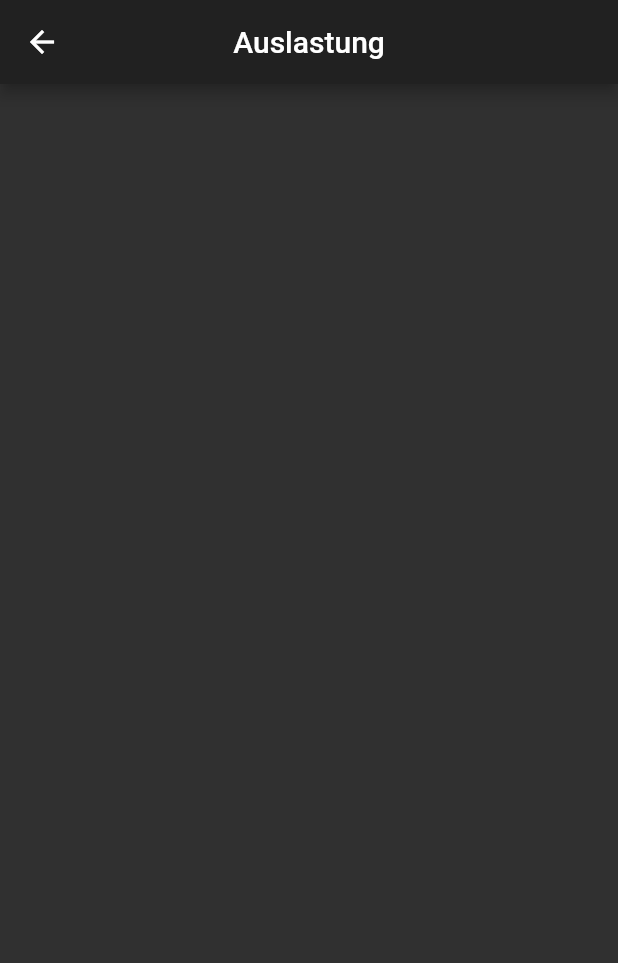
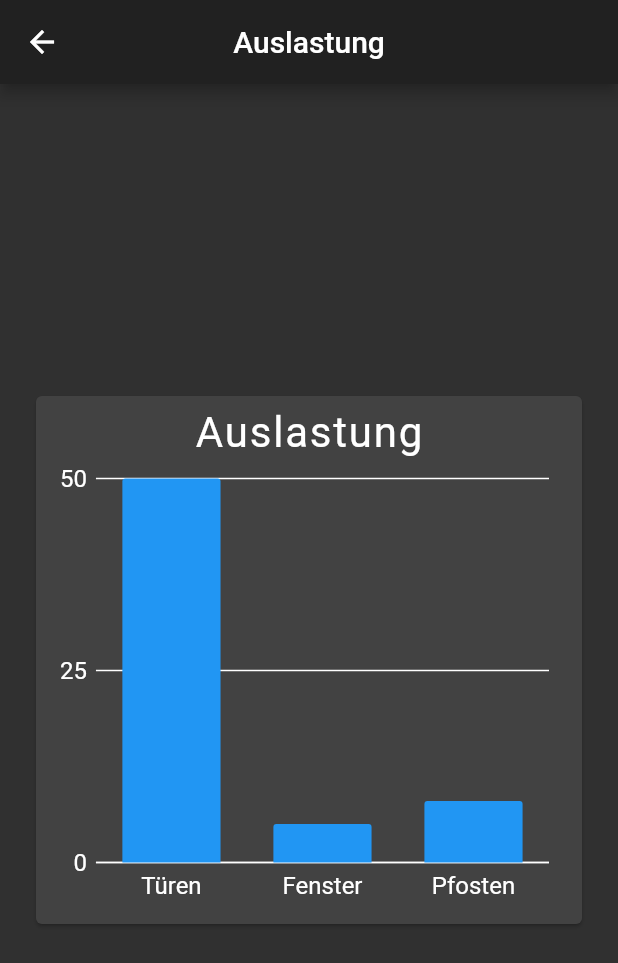
Before and after one commit to Marcel-Geirhos/buehlmaier_app, a Flutter app: the WorkloadPage screen opened directly, on a phone screen of 412 x 824 dp. Shown: the top 963 px of the screen. Run offline on Flutter 3.47's test engine with Material 2 defaults, Android fonts, the phone set to English and light mode, and no system bars; our stand-ins replace charts_flutter, cloud_firestore, progress_dialog, table_calendar; accounts and stored records are empty.

Commit message:
Auslastungs Chart implementiert
- Auslastungs Bar Chart wurde in Auslastungsbildschirm implementiert um die Anzahl der aktuellen Fenster, Türen und Pfosten anzeigen zu können.

```diff
--- /dev/null
+++ b/lib/models/workload.dart
@@ -0,0 +1,10 @@
+import 'package:flutter/foundation.dart';
+import 'package:charts_flutter/flutter.dart' as charts;
+
+class Workload {
+  final String name;
+  final int count;
+  final charts.Color barColor;
+
+  Workload({@required this.name, @required this.count, @required this.barColor});
+}
--- a/lib/userInterface/workloadPage.dart
+++ b/lib/userInterface/workloadPage.dart
@@ -1,11 +1,27 @@
 import 'package:flutter/material.dart';
+import 'package:buehlmaier_app/models/workload.dart';
+import 'package:buehlmaier_app/utils/chart.dart';
+import 'package:charts_flutter/flutter.dart' as charts;
 
-class WorkloadPage extends StatefulWidget {
-  @override
-  _WorkloadPageState createState() => _WorkloadPageState();
-}
+class WorkloadPage extends StatelessWidget {
+  final List<Workload> data = [
+    Workload(
+      name: 'Türen',
+      count: 50,
+      barColor: charts.ColorUtil.fromDartColor(Colors.blue),
+    ),
+    Workload(
+      name: 'Fenster',
+      count: 5,
+      barColor: charts.ColorUtil.fromDartColor(Colors.blue),
+    ),
+    Workload(
+      name: 'Pfosten',
+      count: 8,
+      barColor: charts.ColorUtil.fromDartColor(Colors.blue),
+    ),
+  ];
 
-class _WorkloadPageState extends State<WorkloadPage> {
   @override
   Widget build(BuildContext context) {
     return Scaffold(
@@ -13,7 +29,9 @@ class _WorkloadPageState extends State<WorkloadPage> {
         title: Text('Auslastung'),
         centerTitle: true,
       ),
-      body: Container(),
+      body: Center(
+        child: WorkloadChart(data: data),
+      ),
     );
   }
 }
--- /dev/null
+++ b/lib/utils/chart.dart
@@ -0,0 +1,67 @@
+import 'package:flutter/material.dart';
+import 'package:buehlmaier_app/models/workload.dart';
+import 'package:charts_flutter/flutter.dart' as charts;
+
+class WorkloadChart extends StatelessWidget {
+  final List<Workload> data;
+
+  WorkloadChart({@required this.data});
+
+  @override
+  Widget build(BuildContext context) {
+    List<charts.Series<Workload, String>> series = [
+      charts.Series(
+          id: "Workload",
+          data: data,
+          seriesColor: charts.ColorUtil.fromDartColor(Colors.white),
+          domainFn: (Workload series, _) => series.name,
+          measureFn: (Workload series, _) => series.count,
+          colorFn: (Workload series, _) => series.barColor),
+    ];
+    return Container(
+      height: 400,
+      padding: EdgeInsets.all(20),
+      child: Card(
+        child: Padding(
+          padding: const EdgeInsets.all(8.0),
+          child: Column(
+            children: [
+              Text(
+                'Auslastung',
+                style: TextStyle(fontSize: 28.0, letterSpacing: 1.2),
+              ),
+              Expanded(
+                child: charts.BarChart(
+                  series,
+                  animate: true,
+                  animationDuration: Duration(milliseconds: 1200),
+                  domainAxis: new charts.OrdinalAxisSpec(
+                    renderSpec: new charts.SmallTickRendererSpec(
+                      minimumPaddingBetweenLabelsPx: 0,
+                      // Tick and Label styling here.
+                      labelStyle: new charts.TextStyleSpec(
+                          fontSize: 16, // size in Pts.
+                          color: charts.MaterialPalette.white),
+                      // Change the line colors to match text color.
+                      lineStyle: new charts.LineStyleSpec(color: charts.MaterialPalette.white),
+                    ),
+                  ),
+                  primaryMeasureAxis: new charts.NumericAxisSpec(
+                    renderSpec: new charts.GridlineRendererSpec(
+                      // Tick and Label styling here.
+                      labelStyle: new charts.TextStyleSpec(
+                          fontSize: 16, // size in Pts.
+                          color: charts.MaterialPalette.white),
+                      // Change the line colors to match text color.
+                      lineStyle: new charts.LineStyleSpec(color: charts.MaterialPalette.white),
+                    ),
+                  ),
+                ),
+              ),
+            ],
+          ),
+        ),
+      ),
+    );
+  }
+}
--- a/pubspec.yaml
+++ b/pubspec.yaml
@@ -31,6 +31,7 @@ dependencies:
   cloud_firestore: ^0.13.5
   table_calendar: ^2.2.3
   progress_dialog: ^1.2.0
+  charts_flutter: ^0.8.1
 
 dev_dependencies:
   flutter_test:
```
Also changed, not shown: pubspec.lock.
